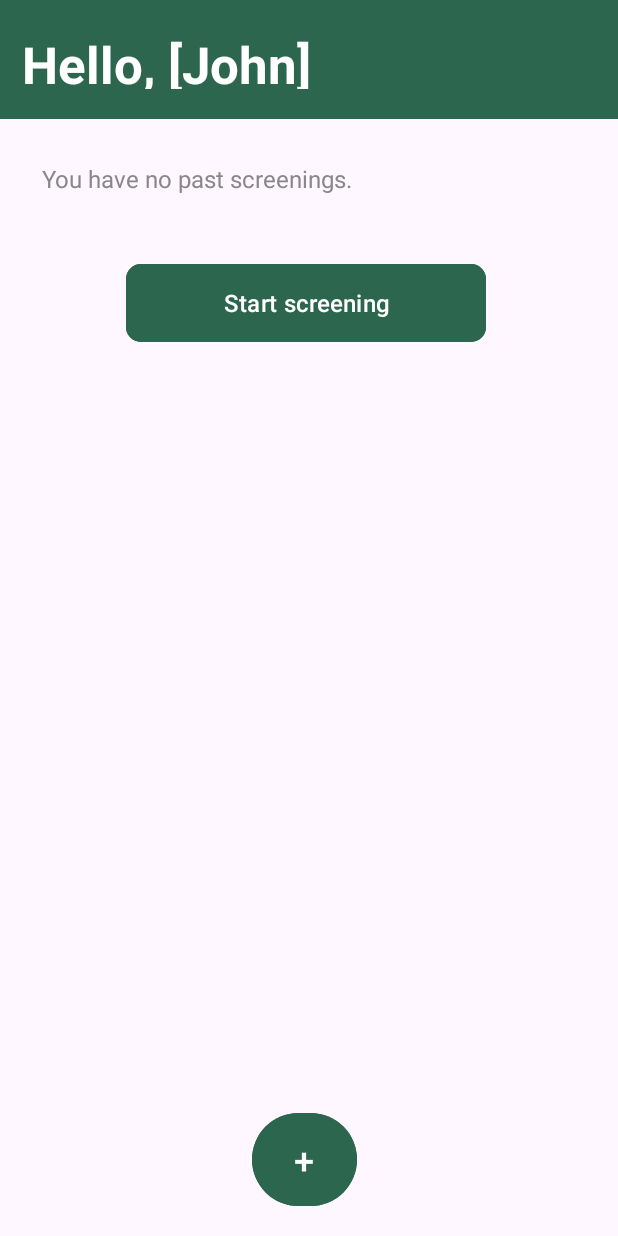
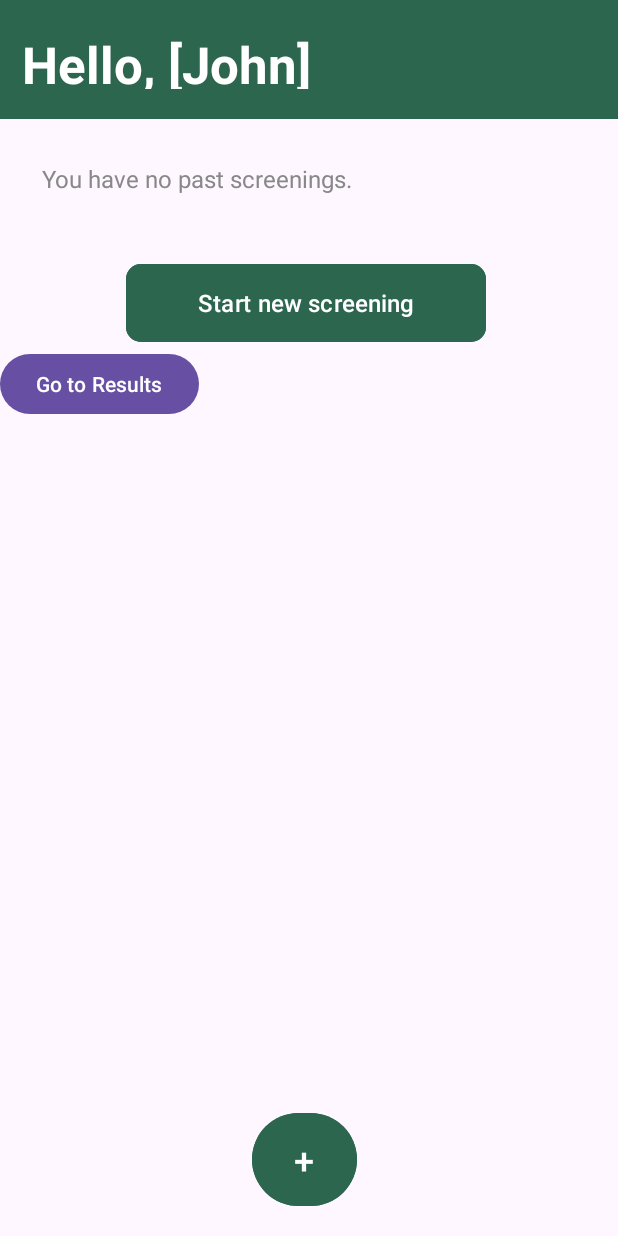
Before and after one commit to vRizon/Elec390-Coen390, an Android app: the ProfileActivity screen opened directly, with no data from a screen before it, on a phone screen of 412 x 824 dp. Run offline under Robolectric (Android 15) with nearby library versions, the phone set to English and light mode, and no system bars.

Commit message:
-modified screening flow

```diff
--- a/app/src/main/AndroidManifest.xml
+++ b/app/src/main/AndroidManifest.xml
@@ -57,6 +57,9 @@
             android:name=".ProfileActivity"
             android:exported="true" />
         <activity
+            android:name=".resultsActivity"
+            android:exported="true" />
+        <activity
             android:name=".SignUpActivity"
             android:exported="true"
             android:parentActivityName=".MainActivity" />
--- a/app/src/main/java/com/example/detectoma/MainActivity.java
+++ b/app/src/main/java/com/example/detectoma/MainActivity.java
@@ -76,7 +76,7 @@ public class MainActivity extends AppCompatActivity {
                     Toast.makeText(this, "Login Successful", Toast.LENGTH_SHORT).show();
                 } else {
                     // If the logged-in user is not the doctor, navigate to HomeActivity or handle as necessary
-                    Intent intent = new Intent(MainActivity.this, HomeActivity.class);
+                    Intent intent = new Intent(MainActivity.this, ProfileActivity.class);
                     startActivity(intent);
                     finish();
                     Toast.makeText(this, "Login Successful", Toast.LENGTH_SHORT).show();
--- a/app/src/main/java/com/example/detectoma/ProfileActivity.java
+++ b/app/src/main/java/com/example/detectoma/ProfileActivity.java
@@ -1,6 +1,7 @@
 package com.example.detectoma;
 
 import android.annotation.SuppressLint;
+import android.content.Intent;
 import android.os.Bundle;
 import android.widget.Button;
 
@@ -10,9 +11,14 @@ import androidx.core.graphics.Insets;
 import androidx.core.view.ViewCompat;
 import androidx.core.view.WindowInsetsCompat;
 
+import androidx.recyclerview.widget.LinearLayoutManager;
+import androidx.recyclerview.widget.RecyclerView;
+
+import java.util.ArrayList;
+
 public class ProfileActivity extends AppCompatActivity {
 
-    Button btnStartScreeningButton, btnAddScreening;
+
 
 
     @SuppressLint("MissingInflatedId")
@@ -27,9 +33,38 @@ public class ProfileActivity extends AppCompatActivity {
             return insets;
         });
 
-        btnStartScreeningButton = findViewById(R.id.btnAddScreening);
-        btnAddScreening=findViewById(R.id.btnAddScreening);
+        Button startScreeningButton = findViewById(R.id.startScreeningButton);
+        startScreeningButton.setOnClickListener(v -> {
+            Intent intent = new Intent(ProfileActivity.this, ScreeningActivity.class);
+            startActivity(intent);
+        });
+
+        Button goToResultsButton = findViewById(R.id.btnGoToResults);
+        goToResultsButton.setOnClickListener(v -> {
+            Intent intent = new Intent(ProfileActivity.this, resultsActivity.class);
+            startActivity(intent);
+        });
+
+
+        // Initialize RecyclerView
+        RecyclerView recyclerView = findViewById(R.id.screeningsRecyclerView);
+        recyclerView.setLayoutManager(new LinearLayoutManager(this));
+
+        // Load past screenings (timestamps)
+        ArrayList<String> screenings = loadScreeningsFromStorage(); // Method to fetch saved screenings
+
+        ScreeningAdapter adapter = new ScreeningAdapter(screenings, this, timestamp -> {
+            Intent intent = new Intent(ProfileActivity.this, resultsActivity.class);
+            intent.putExtra("TIMESTAMP", Long.parseLong(timestamp));
+            startActivity(intent);
+        });
+
+        recyclerView.setAdapter(adapter);
 
 
     }
+    private ArrayList<String> loadScreeningsFromStorage() {
+        // Implement method to load saved screenings
+        return new ArrayList<>();
+    }
 }
--- /dev/null
+++ b/app/src/main/java/com/example/detectoma/ScreeningAdapter.java
@@ -0,0 +1,62 @@
+package com.example.detectoma;
+
+import android.content.Context;
+import android.view.LayoutInflater;
+import android.view.View;
+import android.view.ViewGroup;
+import android.widget.TextView;
+
+import androidx.annotation.NonNull;
+import androidx.recyclerview.widget.RecyclerView;
+
+import java.util.List;
+
+// ScreeningAdapter.java (Same as previously shared)
+public class ScreeningAdapter extends RecyclerView.Adapter<ScreeningAdapter.ScreeningViewHolder> {
+
+    private final List<String> screenings;
+    private final Context context;
+    private final OnItemClickListener listener;
+
+    public interface OnItemClickListener {
+        void onItemClick(String timestamp);
+    }
+
+    public ScreeningAdapter(List<String> screenings, Context context, OnItemClickListener listener) {
+        this.screenings = screenings;
+        this.context = context;
+        this.listener = listener;
+    }
+
+    @NonNull
+    @Override
+    public ScreeningViewHolder onCreateViewHolder(@NonNull ViewGroup parent, int viewType) {
+        View view = LayoutInflater.from(context).inflate(android.R.layout.simple_list_item_1, parent, false);
+        return new ScreeningViewHolder(view);
+    }
+
+    @Override
+    public void onBindViewHolder(@NonNull ScreeningViewHolder holder, int position) {
+        String timestamp = screenings.get(position);
+        holder.bind(timestamp, listener);
+    }
+
+    @Override
+    public int getItemCount() {
+        return screenings.size();
+    }
+
+    static class ScreeningViewHolder extends RecyclerView.ViewHolder {
+        private final TextView timestampTextView;
+
+        public ScreeningViewHolder(@NonNull View itemView) {
+            super(itemView);
+            timestampTextView = itemView.findViewById(android.R.id.text1);
+        }
+
+        public void bind(final String timestamp, final OnItemClickListener listener) {
+            timestampTextView.setText(timestamp);
+            itemView.setOnClickListener(v -> listener.onItemClick(timestamp));
+        }
+    }
+}
--- a/app/src/main/res/layout/activity_profile.xml
+++ b/app/src/main/res/layout/activity_profile.xml
@@ -36,6 +36,14 @@
 
     </LinearLayout>
 
+    <androidx.recyclerview.widget.RecyclerView
+        android:id="@+id/screeningsRecyclerView"
+        android:layout_width="match_parent"
+        android:layout_height="wrap_content"
+        app:layout_constraintTop_toBottomOf="@id/topMenuBar"
+        app:layout_constraintStart_toStartOf="parent"
+        app:layout_constraintEnd_toEndOf="parent" />
+
     <TextView
 
         android:layout_width="wrap_content"
@@ -50,7 +58,7 @@
         app:layout_constraintTop_toTopOf="parent" />
 
     <Button
-        android:id="@+id/btnStartScreeningButton"
+        android:id="@+id/startScreeningButton"
         android:layout_width="240dp"
 
         android:layout_height="60dp"
@@ -59,13 +67,20 @@
 
         android:backgroundTint="@color/darkGreen"
         android:radius="10dp"
-        android:text="Start screening"
+        android:text="Start new screening"
         android:textColor="#FFF"
 
         android:textSize="16sp"
         app:cornerRadius="10dp"
         app:layout_constraintStart_toStartOf="parent"
         app:layout_constraintTop_toTopOf="parent" />
+
+    <Button
+        android:id="@+id/btnGoToResults"
+        android:layout_width="wrap_content"
+        android:layout_height="wrap_content"
+        android:text="Go to Results"
+        app:layout_constraintTop_toBottomOf="@id/startScreeningButton" />
 
     <Button
         android:id="@+id/btnAddScreening"
```
Also changed, not shown: app/src/main/java/com/example/detectoma/ScreeningActivity.java (+7 -1 lines), app/src/main/java/com/example/detectoma/UserDataActivity.java (+5 -5 lines), app/src/main/java/com/example/detectoma/resultsActivity.java (+23 -0 lines), app/src/main/res/layout/activity_results.xml (+19 -0 lines).
